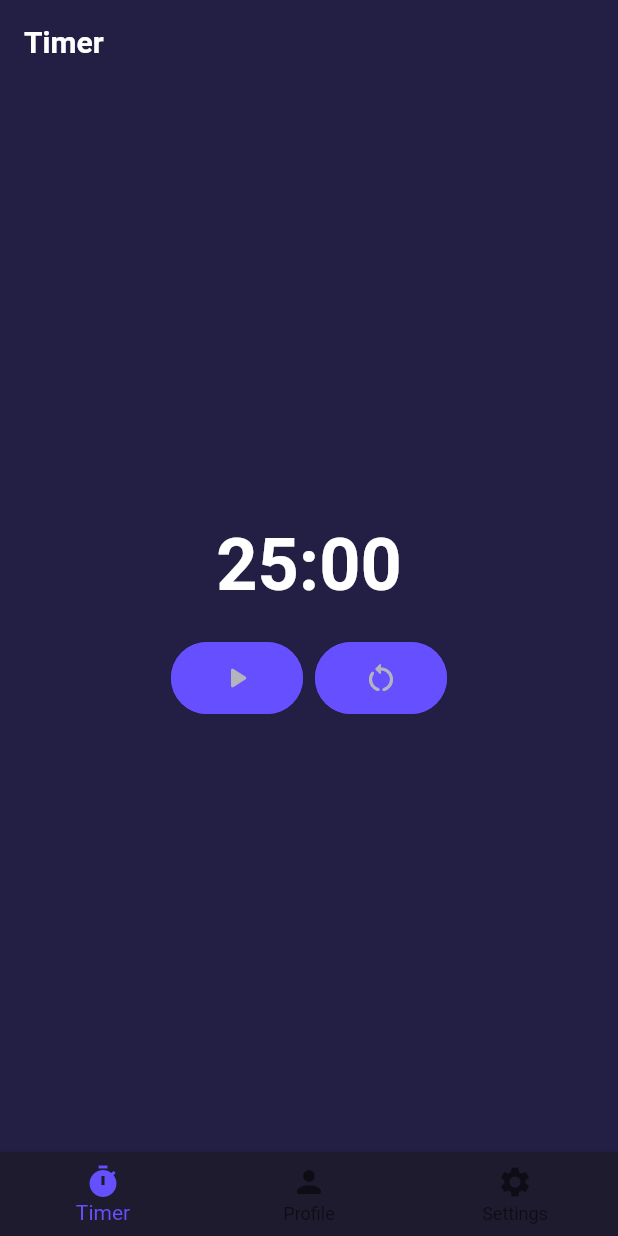
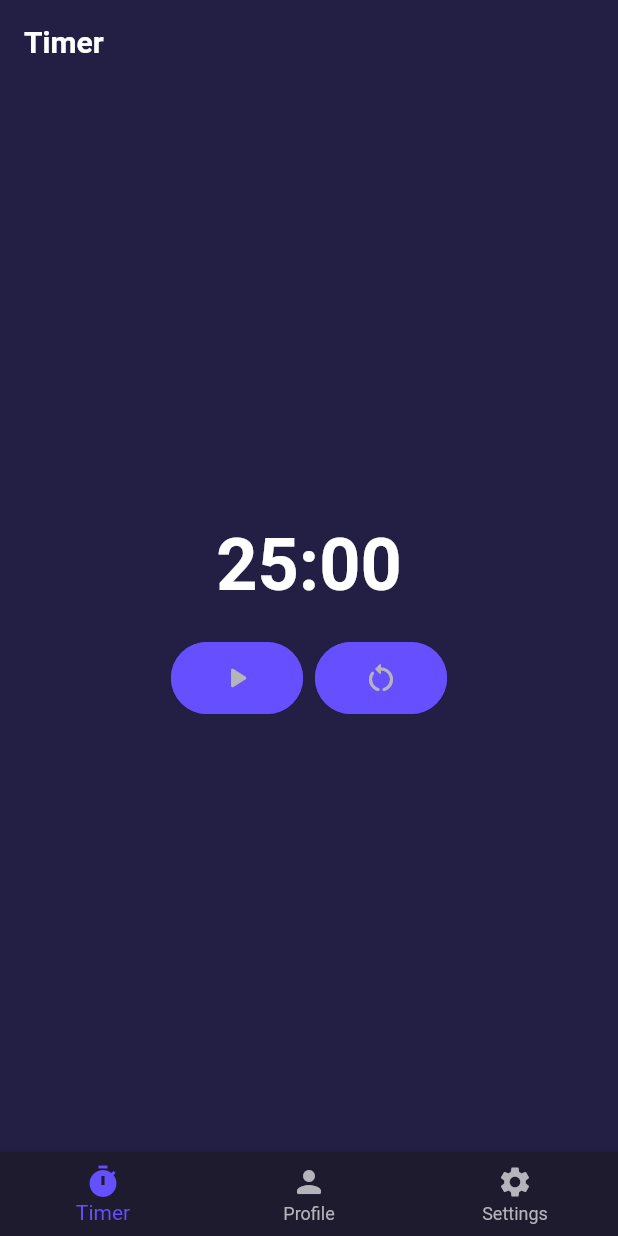
Before and after one commit to mostafa-aziz/pomodoro-timer, a Flutter app: the screen it shows after launch, on a phone screen of 412 x 824 dp. Run offline on Flutter 3.47's test engine with Material 2 defaults, Android fonts, the phone set to English and light mode, and no system bars; our stand-ins replace stack_trace.

```diff
--- a/lib/main/main_component.dart
+++ b/lib/main/main_component.dart
@@ -1,3 +1,4 @@
+import 'package:base_template_app/core_utils/context_utils.dart';
 import 'package:base_template_app/main/profile/profile_component.dart';
 import 'package:base_template_app/main/settings/settings_component.dart';
 import 'package:base_template_app/main/timer/timer_component.dart';
@@ -37,6 +38,7 @@ class _MainComponentState extends State<MainComponent> {
             BottomNavigationBar(
               type: BottomNavigationBarType.fixed,
               backgroundColor: const Color(0xFF1E1B2E),
+              unselectedItemColor: context.colors.onPrimary,
               onTap: (index) {
                 switch (index) {
                   case 0:
```
